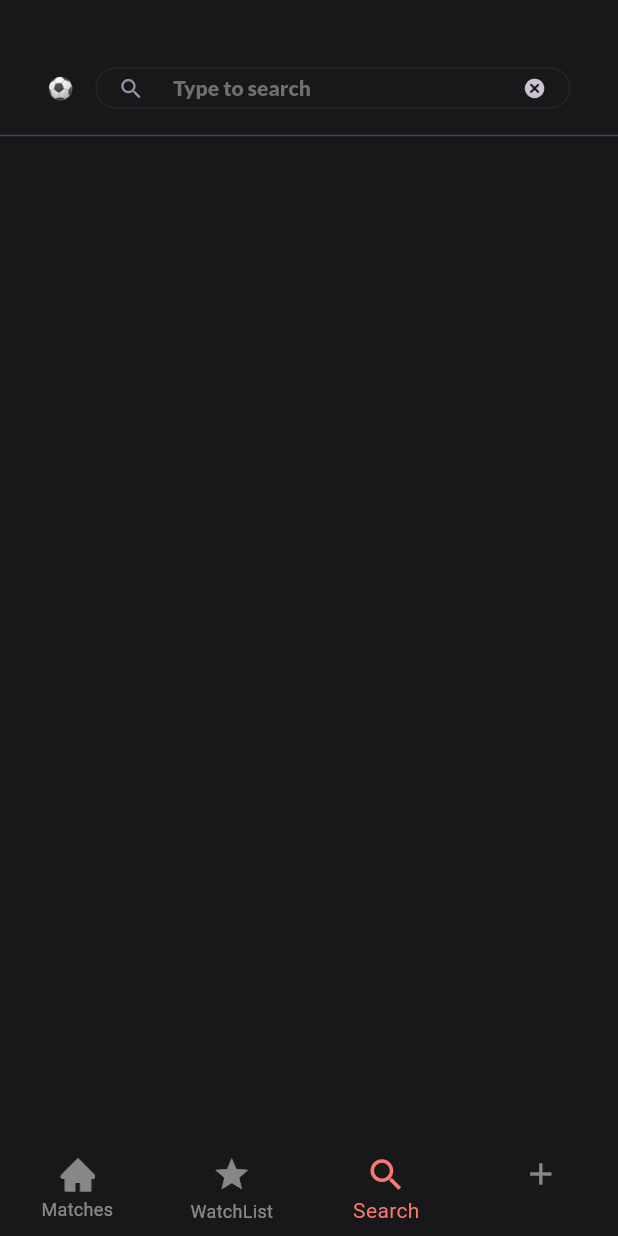
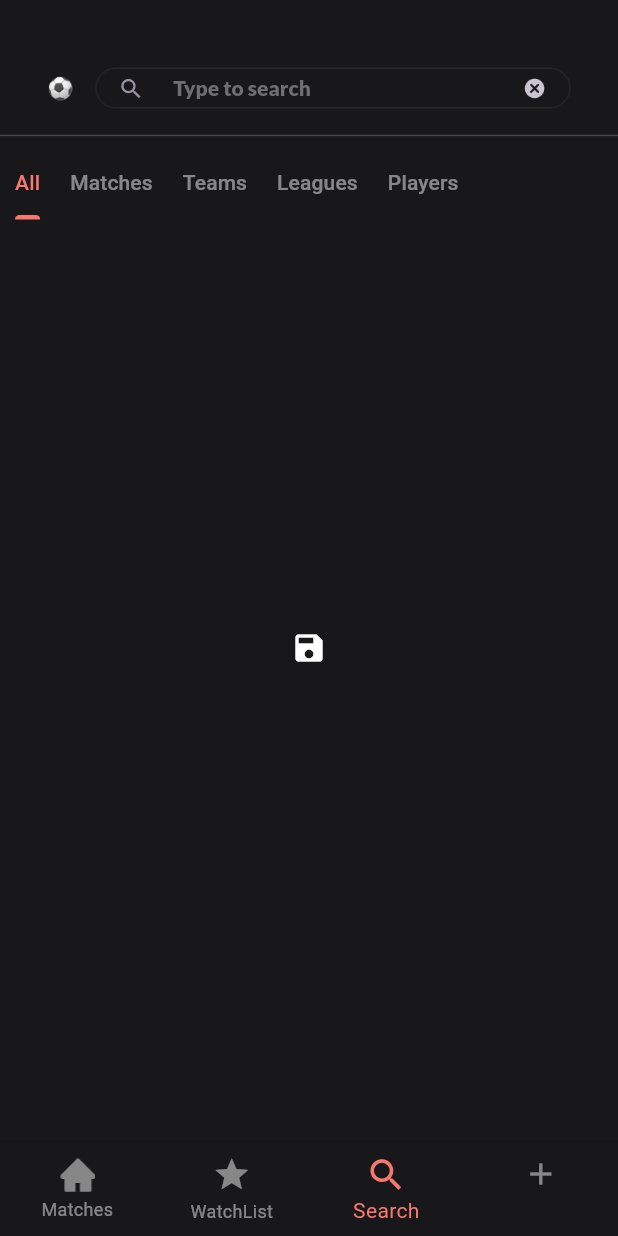
Before and after one commit to MoatazTabl/SwiftGoal, a Flutter app: the screen it shows after launch, item 3 of the bottom bar chosen, on a phone screen of 412 x 824 dp. Run offline on Flutter 3.47's test engine with Material 3 defaults, Android fonts, the phone set to English and light mode, and no system bars; our stand-ins replace flutter_screenutil, go_router, google_fonts.

Commit message:
matches search tap and teams tap added

```diff
--- a/lib/feature/search/presentation/view/search_tab.dart
+++ b/lib/feature/search/presentation/view/search_tab.dart
@@ -1,6 +1,12 @@
 import 'package:flutter/material.dart';
 import 'package:flutter_screenutil/flutter_screenutil.dart';
 import 'package:swift_goal/feature/search/presentation/view/widgets/custom_search_text_field.dart';
+import 'package:swift_goal/feature/search/presentation/view/widgets/search_tab_bar.dart';
+import 'package:swift_goal/feature/search/presentation/view/widgets/search_tabs/matches_tab.dart';
+import 'package:swift_goal/feature/search/presentation/view/widgets/search_tabs/teams_tap.dart';
+import 'package:swift_goal/feature/search/presentation/view/widgets/search_team_item.dart';
+
+import '../../../home/presentation/view/widgets/league_matches.dart';
 
 class SearchTab extends StatelessWidget {
   const SearchTab({Key? key}) : super(key: key);
@@ -9,6 +15,8 @@ class SearchTab extends StatelessWidget {
   Widget build(BuildContext context) {
     return Padding(
       padding: const EdgeInsets.symmetric(vertical: 45),
+      child: DefaultTabController(
+        length: 5,
         child: Column(
           children: [
             Row(
@@ -19,8 +27,8 @@ class SearchTab extends StatelessWidget {
                   child: Image(
                     height: 24.h,
                     width: 16.w,
-                  image:
-                      const AssetImage("assets/images/icons/football-icon.png"),
+                    image: const AssetImage(
+                        "assets/images/icons/football-icon.png"),
                   ),
                 ),
                 SizedBox(
@@ -34,7 +42,24 @@ class SearchTab extends StatelessWidget {
               height: 10,
             ),
             const Divider(),
+            const Row(
+              children: [
+                SearchTabBar(),
               ],
+            ),
+            Expanded(
+              child: TabBarView(children: [
+                const Icon(Icons.save),
+               const MatchesTap(),
+                TeamsTap(),
+                const Icon(
+                  Icons.margin,
+                ),
+                const Icon(Icons.ac_unit_outlined),
+              ]),
+            ),
+          ],
+        ),
       ),
     );
   }
--- /dev/null
+++ b/lib/feature/search/presentation/view/widgets/search_tab_bar.dart
@@ -0,0 +1,27 @@
+import 'package:flutter/material.dart';
+
+class SearchTabBar extends StatelessWidget {
+  const SearchTabBar({Key? key}) : super(key: key);
+
+  @override
+  Widget build(BuildContext context) {
+    return const TabBar(
+      labelStyle: TextStyle(fontSize: 14),
+      enableFeedback: true,
+      isScrollable: true,
+      tabAlignment: TabAlignment.center,
+      labelPadding: EdgeInsets.symmetric(horizontal: 10),
+      tabs: [
+        Tab(
+          text: 'All',
+        ),
+        Tab(
+          text: 'Matches',
+        ),
+        Tab(text: 'Teams'),
+        Tab(text: 'Leagues'),
+        Tab(text: 'Players'),
+      ],
+    );
+  }
+}
```
Also changed, not shown: lib/feature/match_details/presentation/view/tabs/lineups_tab.dart (+7 -1 lines), lib/feature/search/presentation/view/widgets/search_tabs/matches_tab.dart (added, +17 -0 lines), lib/feature/search/presentation/view/widgets/search_tabs/teams_tap.dart (added, +17 -0 lines), lib/feature/search/presentation/view/widgets/search_team_item.dart (added, +49 -0 lines), assets/images/real_madrid_logo_test.png (added). Lines whose indentation alone changed are shown as unchanged.
